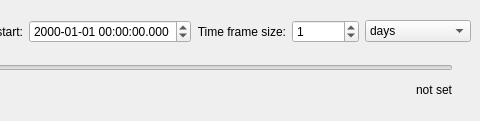
anitagraser/TimeManager, file dockwidget2.ui: the form before one commit; both pictures show x 273 to 753 and y 0 to 121 of the 753 by 121 pixel window.
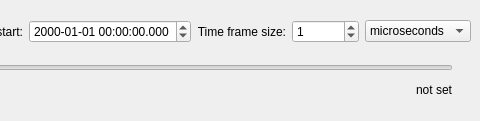
The form after the commit. Icons and pictures are not drawn.

The edit to the form file:
```diff
--- a/dockwidget2.ui
+++ b/dockwidget2.ui
@@ -149,7 +149,7 @@
       <item>
        <widget class="QComboBox" name="comboBoxTimeExtent">
         <property name="currentIndex">
-         <number>5</number>
+         <number>0</number>
         </property>
         <item>
          <property name="text">
```
Left out of the diff: 5 changed lines with no effect on the pictures.
